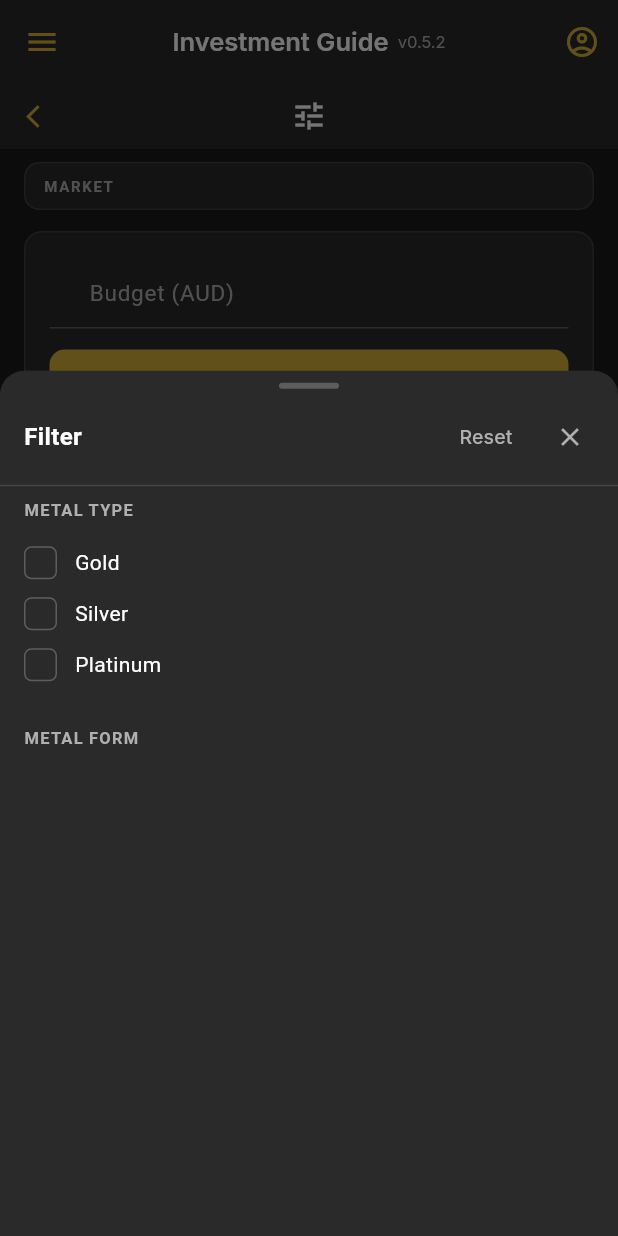
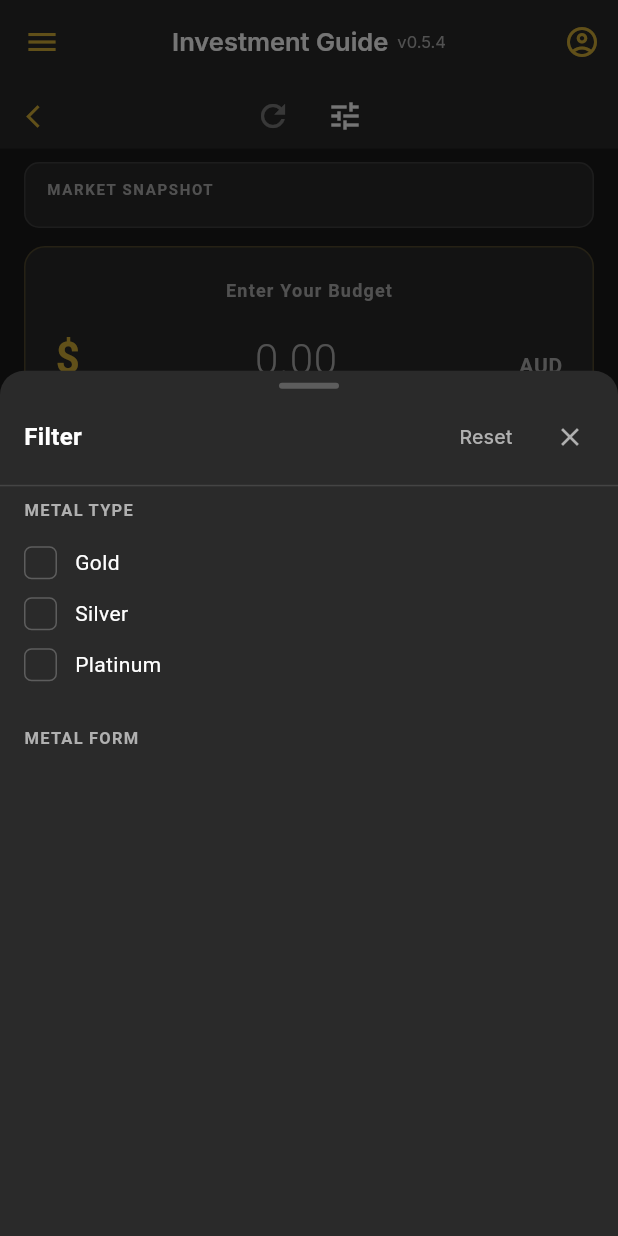
Before and after one commit to razscarl/metal_tracker, a Flutter app: the InvestmentGuideScreen screen opened directly, after a tap on the "tune" icon, on a phone screen of 412 x 824 dp. Run offline on Flutter 3.47's test engine with Material 3 defaults, Android fonts, the phone set to English and light mode, and no system bars; our stand-ins replace fl_chart, flutter_riverpod, google_fonts, package_info_plus, riverpod_annotation, shared_preferences and 1 more; accounts and stored records are empty; generated files the repository leaves out were written again.

Commit message:
v0.5.4 — Investment Guide fixes: flag logic, scoring exclusion, UI redesign, versioning rules
- Fix localSpotOnly flag reversed: renamed to globalSpotFallback, now fires when using global API fallback (not local spot)
- Exclude products where any scoring component is null (apples-to-apples comparison)
- Fix B (proper): invalidate investmentGuideNotifierProvider in initState instead of checking budget text
- Fix pool allocation filter: strip excluded forms from user prefs on init, not just no-prefs path
- Market Context Banner redesigned: plain-English labels, per-metal Premium/Spread rows, labelled GSR
- Budget input card: centred layout, large dollar amount, AUD label, gold accent border
- Refresh button added to AppBar (enabled only when budget is set)
- ScoreBreakdownSheet: full retailer name, labelled price rows (Sell Price / Price per oz / Spot price)
- Add Versioning, Commits & Release section to CLAUDE.md

Co-Authored-By: Claude Sonnet 4.6 <noreply@anthropic.com>

```diff
--- a/lib/features/investment_guide/domain/investment_guide_scorer.dart
+++ b/lib/features/investment_guide/domain/investment_guide_scorer.dart
@@ -53,7 +53,7 @@ class InvestmentGuideScorer {
     } else if (spotPerOz == null) {
       flags.add(ListingFlag.noSpotPrice);
     } else {
-      if (isLocalSpot) flags.add(ListingFlag.localSpotOnly);
+      if (!isLocalSpot) flags.add(ListingFlag.globalSpotFallback);
       premiumPct = (listingPerOz! - spotPerOz) / spotPerOz * 100;
       premiumScore = _linearScore(
         premiumPct,
--- a/lib/features/investment_guide/presentation/screens/investment_guide_screen.dart
+++ b/lib/features/investment_guide/presentation/screens/investment_guide_screen.dart
@@ -35,6 +35,15 @@ class _InvestmentGuideScreenState
   bool _filterInited = false;
 
   bool _oosExpanded = false;
+
+  @override
+  void initState() {
+    super.initState();
+    // Clear any stale results from a previous navigation on mount
+    WidgetsBinding.instance.addPostFrameCallback((_) {
+      ref.invalidate(investmentGuideNotifierProvider);
+    });
+  }
 
   @override
   void dispose() {
@@ -175,9 +184,12 @@ class _InvestmentGuideScreenState
           _metalFilters = metals.map((m) => m.metalTypeName.toLowerCase()).toSet();
         }
 
-        // Form: from user prefs; if none set, include all except excluded defaults
+        // Form: from user prefs; always exclude investment-grade exclusions
         if (forms.isNotEmpty) {
-          _formFilters = forms.map((f) => f.metalFormName).toSet();
+          _formFilters = forms
+              .map((f) => f.metalFormName)
+              .where((n) => !_kDefaultExcludedForms.contains(n))
+              .toSet();
         } else {
           // No user form prefs — include all except Pool Allocation and Granule
           _formFilters = allForms
@@ -198,6 +210,11 @@ class _InvestmentGuideScreenState
     return AppScaffold(
       title: 'Investment Guide',
       actions: [
+        IconButton(
+          icon: const Icon(Icons.refresh),
+          tooltip: 'Refresh',
+          onPressed: _budgetCtrl.text.trim().isNotEmpty ? _run : null,
+        ),
         // Filter badge button
         Stack(
           alignment: Alignment.topRight,
@@ -318,46 +335,87 @@ class _BudgetInputCard extends StatelessWidget {
   @override
   Widget build(BuildContext context) {
     return Container(
-      margin: const EdgeInsets.symmetric(horizontal: 16, vertical: 6),
-      padding: const EdgeInsets.all(16),
+      margin: const EdgeInsets.fromLTRB(16, 8, 16, 12),
+      padding: const EdgeInsets.fromLTRB(20, 20, 20, 16),
       decoration: BoxDecoration(
         color: AppColors.backgroundCard,
-        borderRadius: BorderRadius.circular(12),
-        border: Border.all(color: Colors.white10),
+        borderRadius: BorderRadius.circular(14),
+        border: Border.all(color: AppColors.primaryGold.withAlpha(60)),
       ),
       child: Column(
-        crossAxisAlignment: CrossAxisAlignment.start,
+        crossAxisAlignment: CrossAxisAlignment.center,
         children: [
-          TextField(
+          const Text(
+            'Enter Your Budget',
+            style: TextStyle(
+              color: AppColors.textSecondary,
+              fontSize: 12,
+              fontWeight: FontWeight.bold,
+              letterSpacing: 0.8,
+            ),
+          ),
+          const SizedBox(height: 12),
+          Row(
+            mainAxisAlignment: MainAxisAlignment.center,
+            crossAxisAlignment: CrossAxisAlignment.baseline,
+            textBaseline: TextBaseline.alphabetic,
+            children: [
+              const Text(
+                r'$',
+                style: TextStyle(
+                  color: AppColors.primaryGold,
+                  fontSize: 28,
+                  fontWeight: FontWeight.bold,
+                ),
+              ),
+              const SizedBox(width: 4),
+              Expanded(
+                child: TextField(
                   controller: budgetCtrl,
                   keyboardType:
                       const TextInputType.numberWithOptions(decimal: true),
                   inputFormatters: [
                     FilteringTextInputFormatter.allow(RegExp(r'[\d,.]'))
                   ],
+                  textAlign: TextAlign.center,
                   style: const TextStyle(
-                color: AppColors.textPrimary, fontSize: 18),
-            decoration: InputDecoration(
-              prefixText: r'$',
-              prefixStyle: const TextStyle(
-                color: AppColors.primaryGold,
-                fontSize: 18,
+                    color: AppColors.textPrimary,
+                    fontSize: 28,
                     fontWeight: FontWeight.bold,
                   ),
-              hintText: 'Budget (AUD)',
-              hintStyle: const TextStyle(
-                  color: AppColors.textSecondary, fontSize: 15),
-              enabledBorder: const UnderlineInputBorder(
+                  decoration: const InputDecoration(
+                    hintText: '0.00',
+                    hintStyle: TextStyle(
+                      color: AppColors.textSecondary,
+                      fontSize: 28,
+                      fontWeight: FontWeight.w300,
+                    ),
+                    enabledBorder: UnderlineInputBorder(
                       borderSide: BorderSide(color: Colors.white24),
                     ),
-              focusedBorder: const UnderlineInputBorder(
+                    focusedBorder: UnderlineInputBorder(
                       borderSide:
                           BorderSide(color: AppColors.primaryGold, width: 2),
                     ),
+                    isDense: true,
+                    contentPadding: EdgeInsets.symmetric(vertical: 4),
                   ),
                   onSubmitted: (_) => onRun(),
                 ),
-          const SizedBox(height: 14),
+              ),
+              const SizedBox(width: 8),
+              const Text(
+                'AUD',
+                style: TextStyle(
+                  color: AppColors.textSecondary,
+                  fontSize: 14,
+                  fontWeight: FontWeight.w600,
+                  letterSpacing: 0.5,
+                ),
+              ),
+            ],
+          ),
+          const SizedBox(height: 16),
           SizedBox(
             width: double.infinity,
             height: 48,
--- a/lib/features/investment_guide/presentation/widgets/market_context_banner.dart
+++ b/lib/features/investment_guide/presentation/widgets/market_context_banner.dart
@@ -7,6 +7,7 @@ import 'package:metal_tracker/features/investment_guide/data/models/investment_g
 import 'package:metal_tracker/features/investment_guide/presentation/providers/investment_guide_providers.dart';
 
 final _pctFmt = NumberFormat('0.0');
+final _gsrFmt = NumberFormat('0.0');
 
 class MarketContextBanner extends ConsumerWidget {
   const MarketContextBanner({super.key});
@@ -29,8 +30,8 @@ class _BannerShimmer extends StatelessWidget {
   @override
   Widget build(BuildContext context) {
     return Container(
-      height: 44,
-      margin: const EdgeInsets.symmetric(horizontal: 16, vertical: 8),
+      height: 52,
+      margin: const EdgeInsets.fromLTRB(16, 8, 16, 4),
       decoration: BoxDecoration(
         color: AppColors.backgroundCard,
         borderRadius: BorderRadius.circular(10),
@@ -55,142 +56,176 @@ class _BannerContent extends StatelessWidget {
   @override
   Widget build(BuildContext context) {
     return Container(
-      margin: const EdgeInsets.symmetric(horizontal: 16, vertical: 8),
-      padding: const EdgeInsets.symmetric(horizontal: 12, vertical: 8),
+      margin: const EdgeInsets.fromLTRB(16, 8, 16, 4),
+      padding: const EdgeInsets.symmetric(horizontal: 14, vertical: 10),
       decoration: BoxDecoration(
         color: AppColors.backgroundCard,
         borderRadius: BorderRadius.circular(10),
         border: Border.all(color: Colors.white10),
       ),
-      child: SingleChildScrollView(
-        scrollDirection: Axis.horizontal,
-        child: Row(
+      child: Column(
+        crossAxisAlignment: CrossAxisAlignment.start,
         children: [
-            _label('MARKET'),
-            const SizedBox(width: 8),
-            if (ctx.currentGsr != null) ...[
-              _GsrChip(gsr: ctx.currentGsr!, movementUp: ctx.gsrMovementUp),
-              const SizedBox(width: 8),
-            ],
-            for (final metal in ['gold', 'silver', 'platinum']) ...[
-              _MetalSignalChip(ctx: ctx, metalType: metal),
-              const SizedBox(width: 6),
-            ],
-          ],
-        ),
-      ),
-    );
-  }
-
-  Widget _label(String text) {
-    return Text(
-      text,
-      style: const TextStyle(
+          // Header row
+          Row(
+            children: [
+              const Text(
+                'MARKET SNAPSHOT',
+                style: TextStyle(
                   color: AppColors.textSecondary,
                   fontSize: 10,
                   fontWeight: FontWeight.bold,
                   letterSpacing: 1.1,
                 ),
-    );
-  }
-}
-
-class _GsrChip extends StatelessWidget {
-  final double gsr;
-  final bool? movementUp;
-
-  const _GsrChip({required this.gsr, this.movementUp});
-
-  @override
-  Widget build(BuildContext context) {
-    IconData? icon;
-    Color iconColor = AppColors.textSecondary;
-    if (movementUp == true) {
-      icon = Icons.trending_up;
-      iconColor = AppColors.lossRed;
-    } else if (movementUp == false) {
-      icon = Icons.trending_down;
-      iconColor = AppColors.gainGreen;
-    }
-
-    return _Chip(
-      label: 'GSR ${_pctFmt.format(gsr)}',
-      icon: icon,
-      iconColor: iconColor,
-      color: AppColors.textSecondary,
-    );
-  }
-}
-
-class _MetalSignalChip extends StatelessWidget {
-  final InvestmentGuideContext ctx;
-  final String metalType;
-
-  const _MetalSignalChip({required this.ctx, required this.metalType});
-
-  @override
-  Widget build(BuildContext context) {
-    final premium = ctx.premiumFor(metalType);
-    final spread = ctx.spreadFor(metalType);
-    final metalColor = MetalColorHelper.getColorForMetalString(metalType);
-    final metalLabel = metalType[0].toUpperCase() + metalType.substring(1, 3);
-
-    if (premium == null && spread == null) return const SizedBox.shrink();
-
-    final premiumStr = premium != null
-        ? 'P:${_pctFmt.format(premium.premiumPct)}%'
-        : null;
-    final spreadStr = spread != null
-        ? 'S:${_pctFmt.format(spread.spreadPct)}%'
-        : null;
-
-    final label = [metalLabel, premiumStr, spreadStr]
-        .whereType<String>()
-        .join(' ');
-
-    return _Chip(label: label, color: metalColor);
-  }
-}
-
-class _Chip extends StatelessWidget {
-  final String label;
-  final Color color;
-  final IconData? icon;
-  final Color? iconColor;
-
-  const _Chip({
-    required this.label,
-    required this.color,
-    this.icon,
-    this.iconColor,
-  });
-
-  @override
-  Widget build(BuildContext context) {
-    return Container(
-      padding: const EdgeInsets.symmetric(horizontal: 8, vertical: 3),
-      decoration: BoxDecoration(
-        color: color.withAlpha(20),
-        borderRadius: BorderRadius.circular(6),
-        border: Border.all(color: color.withAlpha(60)),
               ),
-      child: Row(
-        mainAxisSize: MainAxisSize.min,
+              if (ctx.currentGsr != null) ...[
+                const Spacer(),
+                _GsrBadge(
+                  gsr: ctx.currentGsr!,
+                  movementUp: ctx.gsrMovementUp,
+                ),
+              ],
+            ],
+          ),
+          const SizedBox(height: 8),
+          // Metal rows
+          Row(
             children: [
-          if (icon != null) ...[
-            Icon(icon, size: 12, color: iconColor ?? color),
-            const SizedBox(width: 3),
+              const SizedBox(width: 4),
+              Expanded(
+                child: Column(
+                  crossAxisAlignment: CrossAxisAlignment.start,
+                  children: [
+                    for (final metal in ['gold', 'silver', 'platinum'])
+                      _MetalRow(ctx: ctx, metalType: metal),
                   ],
-          Text(
-            label,
-            style: TextStyle(
-              color: color,
-              fontSize: 11,
-              fontWeight: FontWeight.w600,
                 ),
+              ),
+            ],
           ),
         ],
       ),
     );
   }
 }
+
+class _GsrBadge extends StatelessWidget {
+  final double gsr;
+  final bool? movementUp;
+
+  const _GsrBadge({required this.gsr, this.movementUp});
+
+  @override
+  Widget build(BuildContext context) {
+    IconData? icon;
+    Color trendColor = AppColors.textSecondary;
+    if (movementUp == true) {
+      icon = Icons.arrow_upward;
+      trendColor = AppColors.lossRed;
+    } else if (movementUp == false) {
+      icon = Icons.arrow_downward;
+      trendColor = AppColors.gainGreen;
+    }
+
+    return Row(
+      mainAxisSize: MainAxisSize.min,
+      children: [
+        Text(
+          'Gold/Silver Ratio: ',
+          style: const TextStyle(
+            color: AppColors.textSecondary,
+            fontSize: 11,
+          ),
+        ),
+        Text(
+          _gsrFmt.format(gsr),
+          style: const TextStyle(
+            color: AppColors.textPrimary,
+            fontSize: 12,
+            fontWeight: FontWeight.bold,
+          ),
+        ),
+        if (icon != null) ...[
+          const SizedBox(width: 2),
+          Icon(icon, size: 11, color: trendColor),
+        ],
+      ],
+    );
+  }
+}
+
+class _MetalRow extends StatelessWidget {
+  final InvestmentGuideContext ctx;
+  final String metalType;
+
+  const _MetalRow({required this.ctx, required this.metalType});
+
+  @override
+  Widget build(BuildContext context) {
+    final premium = ctx.premiumFor(metalType);
+    final spread = ctx.spreadFor(metalType);
+    if (premium == null && spread == null) return const SizedBox.shrink();
+
+    final metalColor = MetalColorHelper.getColorForMetalString(metalType);
+    final metalLabel =
+        metalType[0].toUpperCase() + metalType.substring(1);
+
+    return Padding(
+      padding: const EdgeInsets.only(bottom: 4),
+      child: Row(
+        children: [
+          SizedBox(
+            width: 60,
+            child: Text(
+              metalLabel,
+              style: TextStyle(
+                color: metalColor,
+                fontSize: 11,
+                fontWeight: FontWeight.w600,
+              ),
+            ),
+          ),
+          if (premium != null) ...[
+            Text(
+              'Premium: ',
+              style: const TextStyle(
+                color: AppColors.textSecondary,
+                fontSize: 11,
+              ),
+            ),
+            Text(
+              '${_pctFmt.format(premium.premiumPct)}%',
+              style: const TextStyle(
+                color: AppColors.textPrimary,
+                fontSize: 11,
+                fontWeight: FontWeight.w600,
+              ),
+            ),
+          ],
+          if (premium != null && spread != null)
+            const Text(
+              '  ·  ',
+              style: TextStyle(color: AppColors.textSecondary, fontSize: 11),
+            ),
+          if (spread != null) ...[
+            Text(
+              'Spread: ',
+              style: const TextStyle(
+                color: AppColors.textSecondary,
+                fontSize: 11,
+              ),
+            ),
+            Text(
+              '${_pctFmt.format(spread.spreadPct)}%',
+              style: const TextStyle(
+                color: AppColors.textPrimary,
+                fontSize: 11,
+                fontWeight: FontWeight.w600,
+              ),
+            ),
+          ],
+        ],
+      ),
+    );
+  }
+}
--- a/pubspec.yaml
+++ b/pubspec.yaml
@@ -2,7 +2,7 @@ name: metal_tracker
 
 description: Track precious metal holdings with real-world valuations
 publish_to: 'none'
-version: 0.5.2+1
+version: 0.5.4+1
 
 environment:
   sdk: '>=3.0.0 <4.0.0'
```
Also changed, not shown: lib/features/investment_guide/data/models/investment_recommendation.dart (+5 -5 lines), lib/features/investment_guide/presentation/providers/investment_guide_providers.dart (+11 -2 lines), lib/features/investment_guide/presentation/widgets/score_breakdown_sheet.dart (+50 -35 lines), 1 other file. Lines whose indentation alone changed are shown as unchanged.
